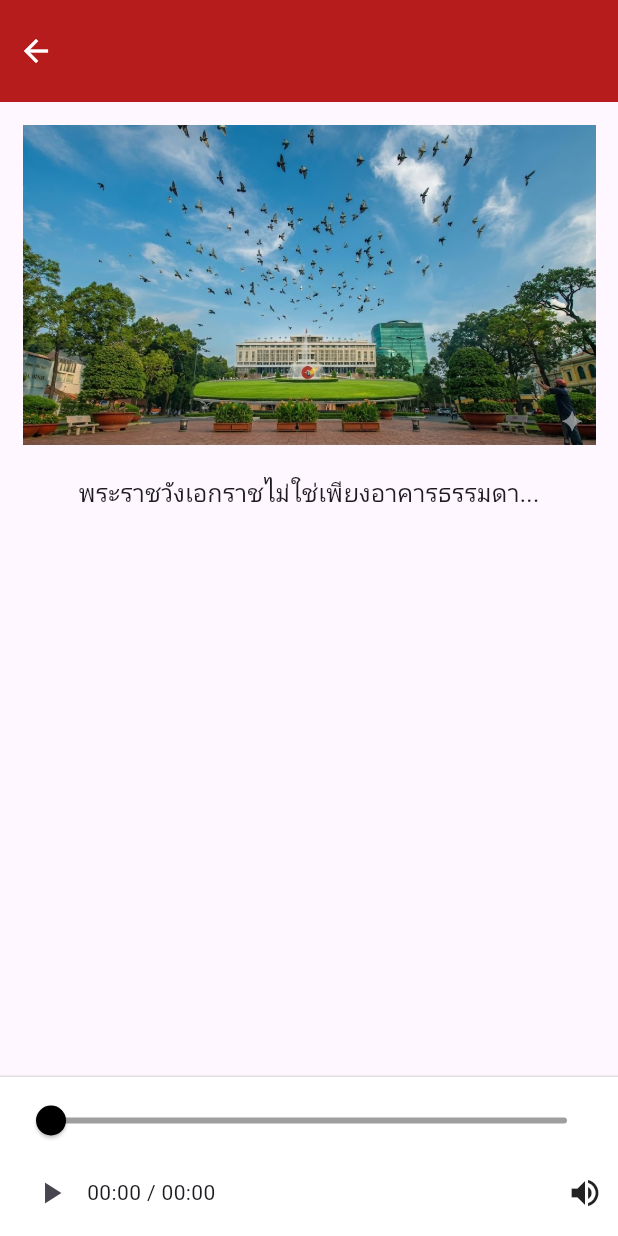
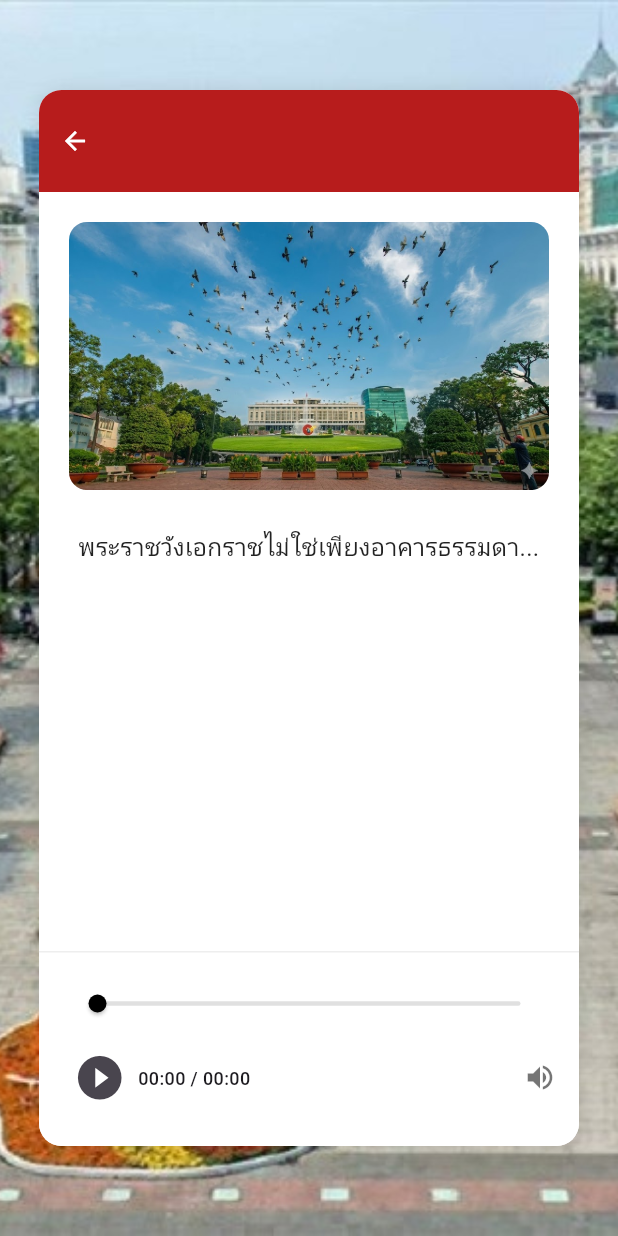
Before and after one commit to trung08052001-hcm/flutter_test, a Flutter app: the TourDetailView screen opened directly with empty values, on a phone screen of 412 x 824 dp. Run offline on Flutter 3.47's test engine with Material 3 defaults, Android fonts, the phone set to English and light mode, and no system bars; our stand-ins replace audioplayers, equatable, flutter_bloc, get_it, go_router.

Commit message:
update code

```diff
--- a/lib/features/home/presentation/keypad/bloc/keypad_bloc.dart
+++ b/lib/features/home/presentation/keypad/bloc/keypad_bloc.dart
@@ -58,13 +58,20 @@ class KeypadBloc extends Bloc<KeypadEvent, KeypadState> {
   void _onKeypadSubmitEvent(
     KeypadSubmitEvent event,
     Emitter<KeypadState> emit,
-  ) {
+  ) async {
     if (state is KeypadInitial) {
       final currentState = state as KeypadInitial;
-      if (currentState.inputCode.isNotEmpty) {
-        emit(KeypadSubmitting(inputCode: currentState.inputCode));
-        emit(KeypadSubmitted(inputCode: currentState.inputCode));
+      final code = currentState.inputCode;
+
+      if (code.isNotEmpty) {
+        emit(KeypadSubmitting(inputCode: code));
+
+        emit(KeypadSubmitted(inputCode: code));
+
+        emit(const KeypadInitial(inputCode: ""));
       }
+    } else if (state is KeypadSubmitted) {
+      emit(const KeypadInitial(inputCode: ""));
     }
   }
 }
--- a/lib/features/home/presentation/map_view/map_view.dart
+++ b/lib/features/home/presentation/map_view/map_view.dart
@@ -75,7 +75,7 @@ class _MapViewState extends State<MapView> {
   }
 
   Widget _buildPoiButton(PoiData poi, double scale, String floorName) {
-    final baseSize = 20.0;
+    const baseSize = 20.0;
     final scaledSize = baseSize / scale;
 
     return Positioned(
@@ -86,7 +86,7 @@ class _MapViewState extends State<MapView> {
           if (widget.onPoiTap != null) {
             widget.onPoiTap!(poi.label);
           } else {
-            print("Nhấn vào POI ${poi.label} của tầng $floorName");
+            debugPrint("Nhấn vào POI ${poi.label} của tầng $floorName");
           }
         },
         child: Container(
@@ -97,12 +97,15 @@ class _MapViewState extends State<MapView> {
             shape: BoxShape.circle,
           ),
           child: Center(
-            child: Text(
-              poi.label,
-              style: TextStyle(
-                color: Colors.white,
-                fontSize: 12 / scale,
-                fontWeight: FontWeight.bold,
+            child: FittedBox(
+              fit: BoxFit.scaleDown,
+              child: Text(
+                poi.label,
+                style: const TextStyle(
+                  color: Colors.white,
+                  fontSize: 10,
+                  fontWeight: FontWeight.bold,
+                ),
               ),
             ),
           ),
--- a/lib/features/home/presentation/tour_detail/tour_detail_view.dart
+++ b/lib/features/home/presentation/tour_detail/tour_detail_view.dart
@@ -3,6 +3,7 @@ import 'package:flutter_bloc/flutter_bloc.dart';
 import 'package:flutter_testt/features/home/presentation/tour_detail/bloc/tour_detail_bloc.dart';
 import 'package:flutter_testt/features/home/presentation/tour_detail/bloc/tour_detail_event.dart';
 import 'package:flutter_testt/features/home/presentation/tour_detail/bloc/tour_detail_state.dart';
+import 'package:flutter_testt/widget/background_theme.dart';
 
 class TourDetailView extends StatelessWidget {
   final String title;
@@ -18,10 +19,42 @@ class TourDetailView extends StatelessWidget {
 
   @override
   Widget build(BuildContext context) {
-    return BlocProvider(
+    return Scaffold(
+      body: Stack(
+        children: [
+          // 1. Lớp nền viền ngoài (Ảnh thành phố/nền của bạn)
+          const BackgroundContainer(),
+
+          // 2. Lớp nội dung Playlist nằm ở giữa
+          Center(
+            child: Container(
+              // Chiều rộng này nên khớp với phần hở của BackgroundContainer (thường từ 320-380)
+              constraints: const BoxConstraints(maxWidth: 360),
+              // Căn chỉnh lề trên/dưới để nội dung không đè lên viền của khung Background
+              margin: const EdgeInsets.symmetric(vertical: 60, horizontal: 20),
+              decoration: BoxDecoration(
+                color: Colors.white,
+                borderRadius: BorderRadius.circular(15),
+                boxShadow: [
+                  BoxShadow(
+                    color: Colors.black.withOpacity(0.1),
+                    blurRadius: 10,
+                  ),
+                ],
+              ),
+              child: ClipRRect(
+                borderRadius: BorderRadius.circular(15),
+                child: BlocProvider(
                   create: (context) =>
-          TourDetailBloc()..add(TourDetailInitializeEvent(audioFile)),
+                      TourDetailBloc()
+                        ..add(TourDetailInitializeEvent(audioFile)),
                   child: _TourDetailViewContent(title: title, onClose: onClose),
+                ),
+              ),
+            ),
+          ),
+        ],
+      ),
     );
   }
 }
@@ -39,14 +72,32 @@ class _TourDetailViewContent extends StatelessWidget {
         _buildHeader(context),
         Expanded(
           child: SingleChildScrollView(
-            padding: const EdgeInsets.all(15),
+            // Padding này giúp tấm hình và chữ không bị dính sát mép "màn hình nhỏ"
+            padding: const EdgeInsets.all(20),
             child: Column(
+              // Căn giữa tấm hình và các thành phần bên trong
+              crossAxisAlignment: CrossAxisAlignment.center,
               children: [
-                Image.asset('assets/imagepage1.png', fit: BoxFit.cover),
-                const SizedBox(height: 20),
-                const Text(
+                ClipRRect(
+                  borderRadius: BorderRadius.circular(12),
+                  child: Image.asset(
+                    'assets/imagepage1.png',
+                    fit: BoxFit.cover,
+                    width: double
+                        .infinity, // Hình sẽ chiếm hết chiều rộng đã trừ padding
+                  ),
+                ),
+                const SizedBox(height: 25),
+                Text(
                   "พระราชวังเอกราชไม่ใช่เพียงอาคารธรรมดา...",
-                  style: TextStyle(fontSize: 16, height: 1.5),
+                  textAlign:
+                      TextAlign.center, // Căn giữa chữ cho đồng bộ với hình
+                  style: const TextStyle(
+                    fontSize: 16,
+                    height: 1.6,
+                    color: Colors.black87,
+                    fontWeight: FontWeight.w400,
+                  ),
                 ),
               ],
             ),
@@ -65,15 +116,22 @@ class _TourDetailViewContent extends StatelessWidget {
         children: [
           IconButton(
             onPressed: onClose ?? () => Navigator.pop(context),
-            icon: const Icon(Icons.arrow_back, color: Colors.white),
+            icon: const Icon(Icons.arrow_back, color: Colors.white, size: 20),
           ),
-          Text(
+          Expanded(
+            child: Text(
               title,
+              textAlign: TextAlign.center, // Căn giữa tiêu đề
               style: const TextStyle(
                 color: Colors.white,
                 fontWeight: FontWeight.bold,
+                fontSize: 16,
+              ),
+              overflow: TextOverflow.ellipsis,
             ),
           ),
+          // Thêm một SizedBox để cân bằng với nút Back, giúp tiêu đề nằm đúng giữa
+          const SizedBox(width: 48),
         ],
       ),
     );
@@ -93,15 +151,30 @@ class _TourDetailViewContent extends StatelessWidget {
         }
 
         return Container(
-          padding: const EdgeInsets.symmetric(horizontal: 10, vertical: 5),
+          padding: const EdgeInsets.only(
+            left: 15,
+            right: 15,
+            bottom: 20,
+            top: 10,
+          ),
           decoration: BoxDecoration(
             color: Colors.white,
-            border: Border(top: BorderSide(color: Colors.grey.shade300)),
+            border: Border(top: BorderSide(color: Colors.grey.shade200)),
           ),
           child: Column(
             mainAxisSize: MainAxisSize.min,
             children: [
-              Slider(
+              SliderTheme(
+                data: SliderTheme.of(context).copyWith(
+                  trackHeight: 3,
+                  thumbShape: const RoundSliderThumbShape(
+                    enabledThumbRadius: 6,
+                  ),
+                  activeTrackColor: Colors.black,
+                  inactiveTrackColor: Colors.grey.shade300,
+                  thumbColor: Colors.black,
+                ),
+                child: Slider(
                   min: 0,
                   max: duration.inSeconds.toDouble().clamp(1, double.infinity),
                   value: position.inSeconds.toDouble().clamp(
@@ -113,8 +186,7 @@ class _TourDetailViewContent extends StatelessWidget {
                       TourDetailSeekEvent(Duration(seconds: value.toInt())),
                     );
                   },
-                activeColor: Colors.black,
-                inactiveColor: Colors.grey,
+                ),
               ),
               Row(
                 mainAxisAlignment: MainAxisAlignment.spaceBetween,
@@ -122,19 +194,26 @@ class _TourDetailViewContent extends StatelessWidget {
                   Row(
                     children: [
                       IconButton(
-                        icon: Icon(isPlaying ? Icons.pause : Icons.play_arrow),
-                        onPressed: () {
-                          context.read<TourDetailBloc>().add(
+                        icon: Icon(
+                          isPlaying
+                              ? Icons.pause_circle_filled
+                              : Icons.play_circle_filled,
+                          size: 35,
+                        ),
+                        onPressed: () => context.read<TourDetailBloc>().add(
                           TourDetailPlayPauseEvent(),
-                          );
-                        },
+                        ),
                       ),
                       Text(
                         "${_formatTime(position)} / ${_formatTime(duration)}",
+                        style: const TextStyle(
+                          fontSize: 12,
+                          fontWeight: FontWeight.w500,
+                        ),
                       ),
                     ],
                   ),
-                  const Icon(Icons.volume_up),
+                  const Icon(Icons.volume_up, size: 22, color: Colors.black54),
                 ],
               ),
             ],
```
Lines whose indentation alone changed are shown as unchanged.
